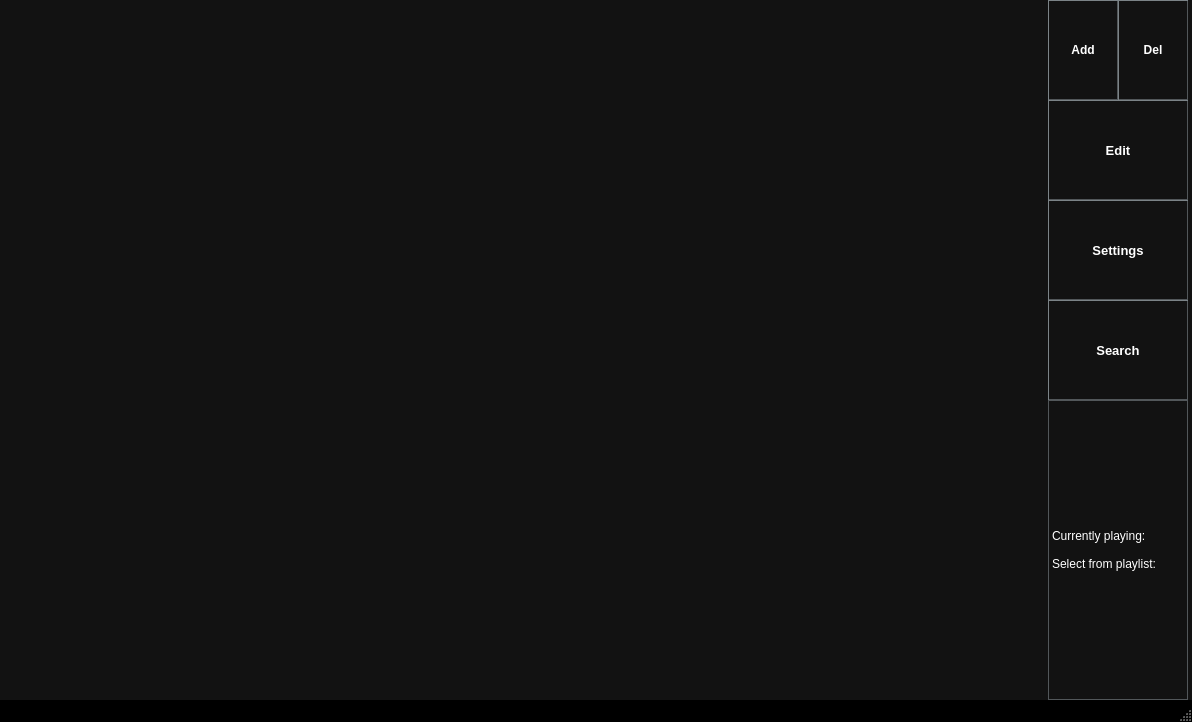
This is cycle_3_code/mainwindow.ui in KostasBiris/Video-Editing-Application--Cpp as Qt 5 draws it before an edit. The edited form follows.
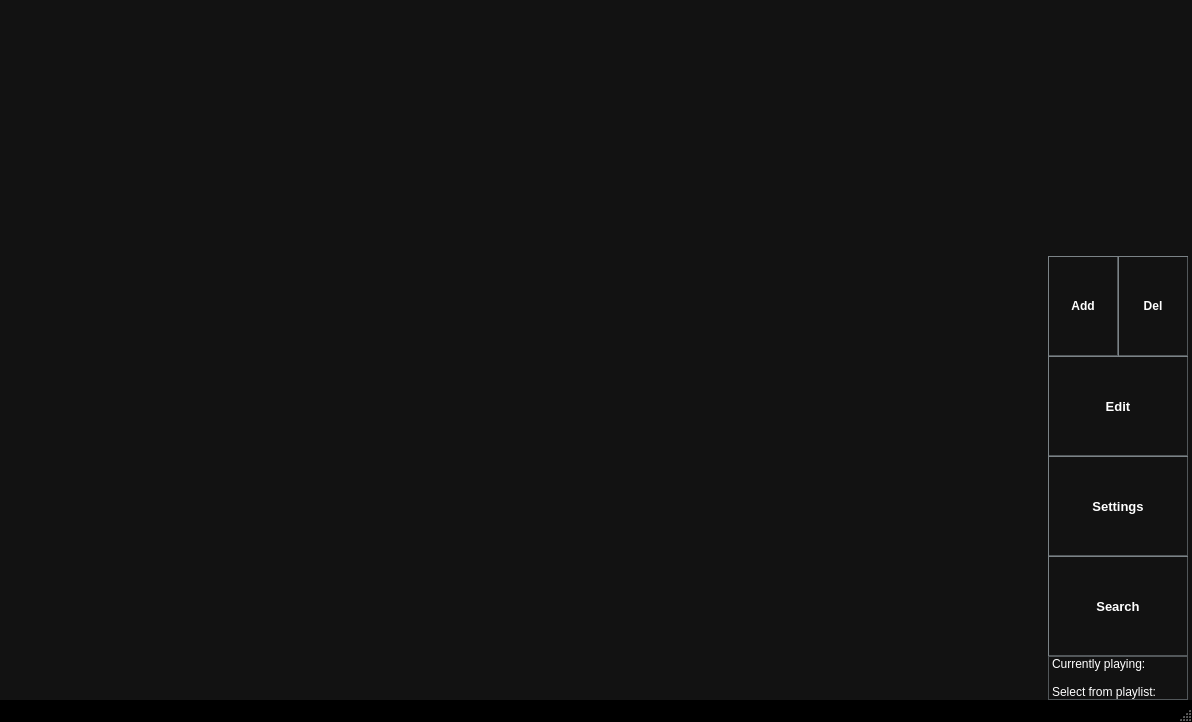
This is the edited form. Icons and pictures are not drawn.

Commit message: fixed buttons not having clicking cursor

What changed in the file:
```diff
--- a/cycle_3_code/mainwindow.ui
+++ b/cycle_3_code/mainwindow.ui
@@ -547,6 +547,19 @@
       <property name="bottomMargin">
        <number>0</number>
       </property>
+      <item>
+       <widget class="QLabel" name="label_2">
+        <property name="sizePolicy">
+         <sizepolicy hsizetype="Minimum" vsizetype="Expanding">
+          <horstretch>0</horstretch>
+          <verstretch>0</verstretch>
+         </sizepolicy>
+        </property>
+        <property name="text">
+         <string/>
+        </property>
+       </widget>
+      </item>
       <item>
        <layout class="QHBoxLayout" name="horizontalLayout_2">
         <property name="spacing">
@@ -555,7 +568,7 @@
         <item>
          <widget class="QPushButton" name="addButton">
           <property name="sizePolicy">
-           <sizepolicy hsizetype="Fixed" vsizetype="Fixed">
+           <sizepolicy hsizetype="Minimum" vsizetype="Fixed">
             <horstretch>0</horstretch>
             <verstretch>0</verstretch>
            </sizepolicy>
@@ -600,7 +613,7 @@
         <item>
          <widget class="QPushButton" name="delButton">
           <property name="sizePolicy">
-           <sizepolicy hsizetype="Fixed" vsizetype="Fixed">
+           <sizepolicy hsizetype="Minimum" vsizetype="Fixed">
             <horstretch>70</horstretch>
             <verstretch>100</verstretch>
            </sizepolicy>
```
Left out of the diff: 8 changed lines with no effect on the pictures. The commit also changes 4 other files.
